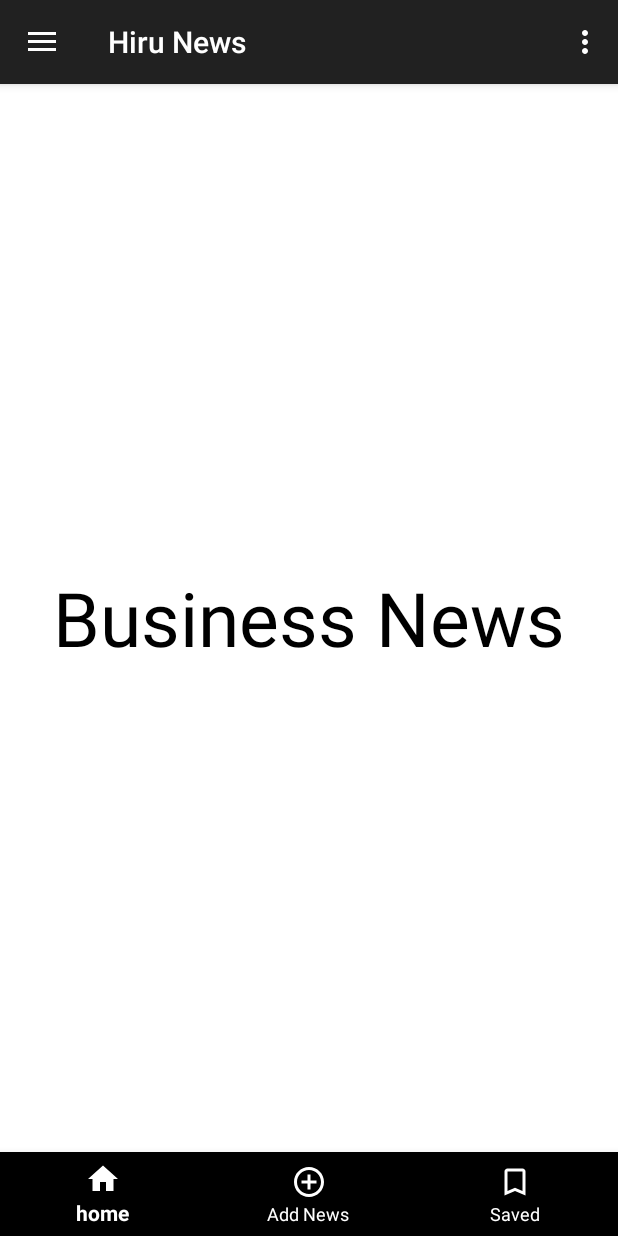
After one commit to sachinthazoysa/Hiru-News, an Android app: the fragment BusinessNewsFragment placed in its activity, on a phone screen of 412 x 824 dp. The commit adds this screen. Run offline under Robolectric (Android 15) with nearby library versions, the phone set to English and light mode, and no system bars; our stand-ins replace navigation-ui; Roboto replaces fonts that are not available here.

Commit message:
Created other news section.

```diff
--- /dev/null
+++ b/app/src/main/java/com/example/hirunews/ui/categories/othernews/BusinessNewsFragment.java
@@ -0,0 +1,25 @@
+package com.example.hirunews.ui.categories.othernews;
+
+import android.os.Bundle;
+import android.view.LayoutInflater;
+import android.view.View;
+import android.view.ViewGroup;
+
+import androidx.annotation.NonNull;
+import androidx.annotation.Nullable;
+import androidx.fragment.app.Fragment;
+
+import com.example.hirunews.R;
+
+public class BusinessNewsFragment extends Fragment {
+
+    @Nullable
+    @Override
+    public View onCreateView(@NonNull LayoutInflater inflater, @Nullable ViewGroup container, @Nullable Bundle savedInstanceState) {
+//        return super.onCreateView(inflater, container, savedInstanceState);
+
+        View root = inflater.inflate(R.layout.fragment_business_news, container, false);
+
+        return root;
+    }
+}
--- a/app/src/main/res/layout/fragment_breaking_news.xml
+++ b/app/src/main/res/layout/fragment_breaking_news.xml
@@ -1,5 +1,6 @@
 <?xml version="1.0" encoding="utf-8"?>
-<androidx.coordinatorlayout.widget.CoordinatorLayout xmlns:android="http://schemas.android.com/apk/res/android"
+<androidx.coordinatorlayout.widget.CoordinatorLayout
+    xmlns:android="http://schemas.android.com/apk/res/android"
     android:layout_width="match_parent"
     android:layout_height="match_parent"
     xmlns:tools="http://schemas.android.com/tools"
--- /dev/null
+++ b/app/src/main/res/layout/fragment_business_news.xml
@@ -0,0 +1,16 @@
+<?xml version="1.0" encoding="utf-8"?>
+<RelativeLayout
+    xmlns:android="http://schemas.android.com/apk/res/android"
+    android:layout_width="match_parent"
+    android:layout_height="match_parent"
+    android:background="@android:color/white">
+
+    <TextView
+        android:layout_width="wrap_content"
+        android:layout_height="wrap_content"
+        android:text="Business News"
+        android:textColor="@android:color/black"
+        android:layout_centerInParent="true"
+        android:textSize="50dp"/>
+
+</RelativeLayout>
```
Also changed, not shown: app/src/main/java/com/example/hirunews/ui/categories/VideoNewsFragment.java (+30 -0 lines), app/src/main/java/com/example/hirunews/ui/categories/othernews/CiaNewsFragment.java (added, +25 -0 lines), app/src/main/java/com/example/hirunews/ui/categories/othernews/EntertainmentNewsFragment.java (added, +25 -0 lines), app/src/main/java/com/example/hirunews/ui/categories/othernews/PoliticalNewsFragment.java (added, +25 -0 lines), app/src/main/res/layout/fragment_cia_news.xml (added, +15 -0 lines), app/src/main/res/layout/fragment_entertainment_news.xml (added, +15 -0 lines), app/src/main/res/layout/fragment_political_news.xml (added, +15 -0 lines).
